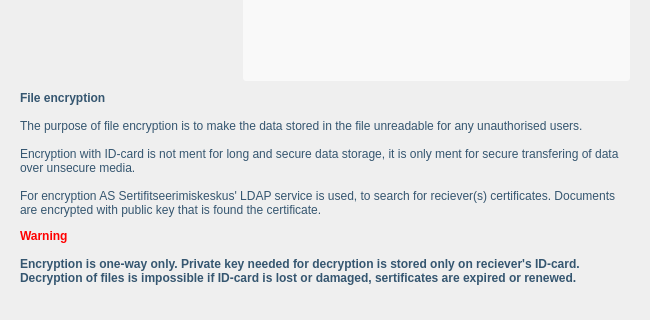
Before: the Qt Designer form qdigidoc/trunk/crypto/ui/MainWindow.ui in tixsys/esteid, drawn with Qt 5; both pictures show x 0 to 650 and y 89 to 409 of the 650 by 540 pixel window.
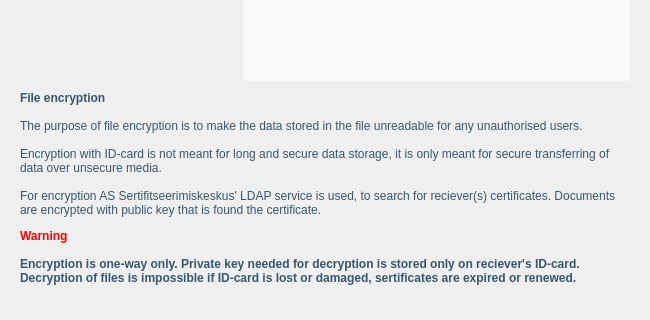
After: the same form once the commit is applied. The open tabs and pages were chosen to show the change. Icons and pictures are not drawn. Custom widgets are drawn as their Qt base class.

Patch:
```diff
--- a/qdigidoc/trunk/crypto/ui/MainWindow.ui
+++ b/qdigidoc/trunk/crypto/ui/MainWindow.ui
@@ -490,7 +490,7 @@
 &lt;p style=&quot; font: 12px 'Arial,Liberation Sans';&quot;&gt;
 &lt;b&gt;File encryption&lt;/b&gt;&lt;br /&gt;&lt;br /&gt;
 The purpose of file encryption is to make the data stored in the file unreadable for any unauthorised users.&lt;br /&gt;&lt;br /&gt;
-Encryption with ID-card is not ment for long and secure data storage, it is only ment for secure transfering of data over unsecure media.&lt;br /&gt;&lt;br /&gt;
+Encryption with ID-card is not meant for long and secure data storage, it is only meant for secure transferring of data over unsecure media.&lt;br /&gt;&lt;br /&gt;
 For encryption AS Sertifitseerimiskeskus' LDAP service is used, to search for reciever(s) certificates. Documents are encrypted with public key that is found the certificate.&lt;/p&gt;
 &lt;p style=&quot; font: 12px 'Arial,Liberation Sans';&quot;&gt;&lt;font color=&quot;red&quot;&gt;&lt;b&gt;Warning&lt;/b&gt;&lt;/font&gt;&lt;br /&gt;&lt;br /&gt;
 &lt;b&gt;Encryption is one-way only. Private key needed for decryption is stored only on reciever's ID-card. Decryption of files is impossible if ID-card is lost or damaged, sertificates are expired or renewed. &lt;/b&gt;
```
